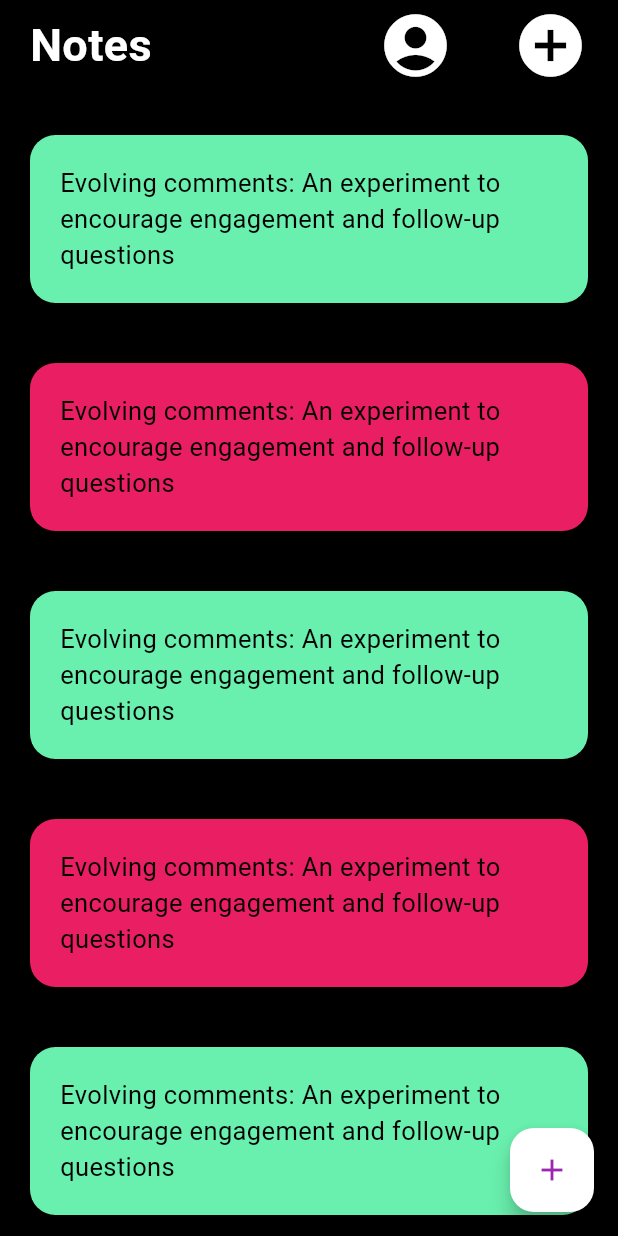
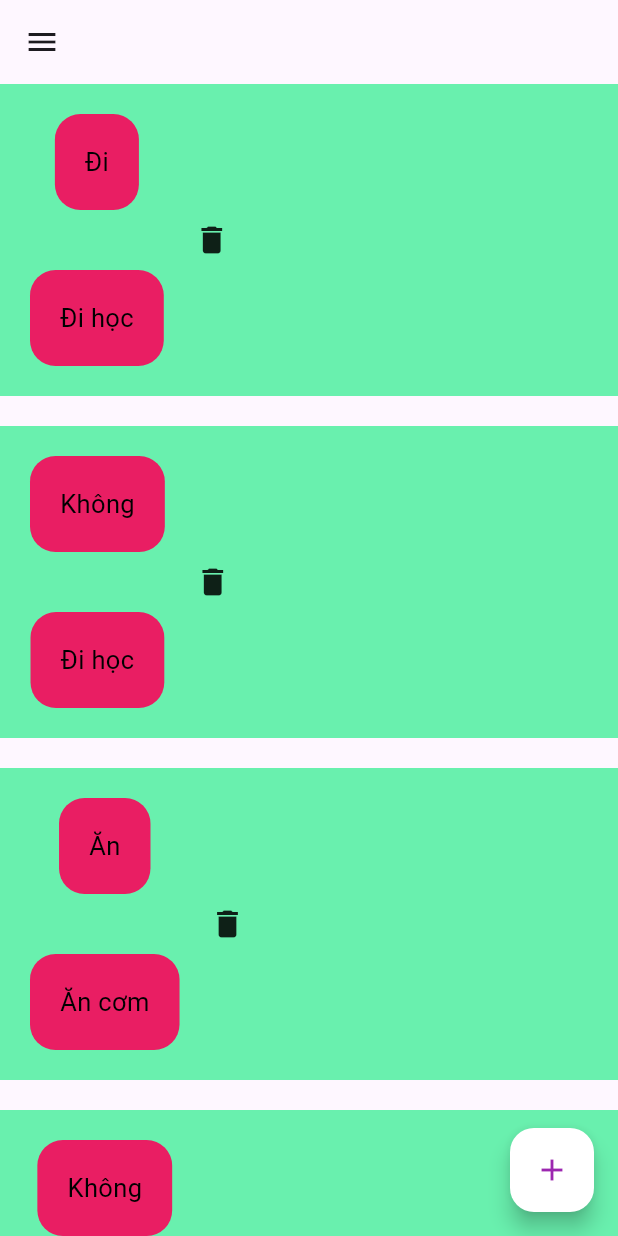
Before and after one commit to P-c0mpl3x/noteapp, a Flutter app: the screen it shows after launch, on a phone screen of 412 x 824 dp. Run offline on Flutter 3.47's test engine with Material 3 defaults, Android fonts, the light colour scheme and no system bars.

Commit message:
implement note model and update main app structure with notes display and delete functionality

```diff
--- a/lib/main.dart
+++ b/lib/main.dart
@@ -1,4 +1,6 @@
 import 'package:flutter/material.dart';
+
+import 'models/note.dart';
 
 void main() {
   runApp(const MyApp());
@@ -22,61 +24,94 @@ class HW extends StatefulWidget {
 }
 
 class _HWState extends State<HW> {
+  List<Note> notes = [
+    Note(content: 'Đi học', title: 'Đi'),
+    Note(content: 'Đi học', title: 'Không'),
+    Note(content: 'Ăn cơm', title: 'Ăn'),
+    Note(content: 'Ăn cơm', title: 'Không'),
+    Note(content: 'Đi ngủ', title: 'Ngủ'),
+    Note(content: 'Đi ngủ', title: 'Không'),
+  ];
+
+  void deleteNote(int index) {
+    notes.removeAt(index);
+    setState(() {});
+  }
+
   @override
   Widget build(BuildContext context) {
     return Scaffold(
-      body: SafeArea(
-        child: Container(
-          color: Colors.black,
-          child: SingleChildScrollView(
+      appBar: AppBar(),
+      drawer: Container(
+        color: Colors.amberAccent,
+        width: MediaQuery.of(context).size.width * 0.7,
         child: Column(
           children: [
-                SizedBox(height: 5),
             Container(
-                  height: 50,
-                  child: Row(
+              height: 200,
+              width: MediaQuery.of(context).size.width * 0.7,
+              color: Colors.white,
+              child: Column(
                 children: [
-                      Padding(
-                        padding: const EdgeInsets.only(left: 20),
-                        child: Text(
-                          'Notes',
-                          style: TextStyle(
-                            color: Colors.white,
-                            fontWeight: FontWeight.bold,
-                            fontSize: 30,
+                  SizedBox(
+                    width: 100,
+                    height: 100,
+                    child: Image(
+                      image: NetworkImage(
+                        'https://nads.1cdn.vn/2024/11/22/74da3f39-759b-4f08-8850-4c8f2937e81a-1_mangeshdes.png',
                       ),
                     ),
-                      ),
-                      Spacer(),
-                      Row(
-                        children: [
-                          Icon(
-                            Icons.account_circle_sharp,
-                            size: 50,
-                            color: Colors.white,
-                          ),
-                          SizedBox(width: 40),
-                          Icon(Icons.add_circle, size: 50, color: Colors.white),
-                          SizedBox(width: 20),
-                        ],
                   ),
                 ],
               ),
             ),
-                SizedBox(height: 15),
+          ],
+        ),
+      ),
+      body: SafeArea(
+        child: Container(
+          child: ListView.separated(
+            itemBuilder:
+                (context, index) =>
+                    buildNote(notes[index].title, notes[index].content, index),
+            separatorBuilder: (context, index) => SizedBox(height: 20),
+            itemCount: notes.length,
+          ),
+        ),
+      ),
+      floatingActionButton: FloatingActionButton(
+        onPressed: () {},
+        backgroundColor: Colors.white,
+        elevation: 6,
+        child: Icon(Icons.add, color: Colors.purple, weight: 500),
+      ),
+    );
+  }
+
+  Widget buildNote(String title, String content, int index) {
+    return Container(
+      color: Colors.greenAccent,
+      child: Row(
+        children: [
+          Column(
+            children: [
               Padding(
                 padding: const EdgeInsets.all(20),
                 child: Center(
                   child: Container(
                     decoration: BoxDecoration(
-                        color: Colors.greenAccent,
-                        borderRadius: BorderRadius.circular(17)
+                      color: Colors.pink,
+                      borderRadius: BorderRadius.circular(17),
                     ),
                     child: Padding(
                       padding: const EdgeInsets.all(20),
-                        child: Text(
-                          'Evolving comments: An experiment to encourage engagement and follow-up questions',
+                      child: Column(
+                        children: [
+                          Text(
+                            title,
                             style: TextStyle(color: Colors.black, fontSize: 17),
+                          ),
+                        ],
                       ),
                     ),
                   ),
@@ -88,121 +123,17 @@ class _HWState extends State<HW> {
                   child: Container(
                     decoration: BoxDecoration(
                       color: Colors.pink,
-                          borderRadius: BorderRadius.circular(17)
+                      borderRadius: BorderRadius.circular(17),
                     ),
                     child: Padding(
                       padding: const EdgeInsets.all(20),
-                        child: Text(
-                          'Evolving comments: An experiment to encourage engagement and follow-up questions',
+                      child: Column(
+                        children: [
+                          Text(
+                            content,
                             style: TextStyle(color: Colors.black, fontSize: 17),
                           ),
-                      ),
-                    ),
-                  ),
-                ),
-                Padding(
-                  padding: const EdgeInsets.all(20),
-                  child: Center(
-                    child: Container(
-                      decoration: BoxDecoration(
-                          color: Colors.greenAccent,
-                          borderRadius: BorderRadius.circular(17)
-                      ),
-                      child: Padding(
-                        padding: const EdgeInsets.all(20),
-                        child: Text(
-                          'Evolving comments: An experiment to encourage engagement and follow-up questions',
-                          style: TextStyle(color: Colors.black, fontSize: 17),
-                        ),
-                      ),
-                    ),
-                  ),
-                ),
-                Padding(
-                  padding: const EdgeInsets.all(20),
-                  child: Center(
-                    child: Container(
-                      decoration: BoxDecoration(
-                          color: Colors.pink,
-                          borderRadius: BorderRadius.circular(17)
-                      ),
-                      child: Padding(
-                        padding: const EdgeInsets.all(20),
-                        child: Text(
-                          'Evolving comments: An experiment to encourage engagement and follow-up questions',
-                          style: TextStyle(color: Colors.black, fontSize: 17),
-                        ),
-                      ),
-                    ),
-                  ),
-                ),
-                Padding(
-                  padding: const EdgeInsets.all(20),
-                  child: Center(
-                    child: Container(
-                      decoration: BoxDecoration(
-                          color: Colors.greenAccent,
-                          borderRadius: BorderRadius.circular(17)
-                      ),
-                      child: Padding(
-                        padding: const EdgeInsets.all(20),
-                        child: Text(
-                          'Evolving comments: An experiment to encourage engagement and follow-up questions',
-                          style: TextStyle(color: Colors.black, fontSize: 17),
-                        ),
-                      ),
-                    ),
-                  ),
-                ),
-                Padding(
-                  padding: const EdgeInsets.all(20),
-                  child: Center(
-                    child: Container(
-                      decoration: BoxDecoration(
-                          color: Colors.pink,
-                          borderRadius: BorderRadius.circular(17)
-                      ),
-                      child: Padding(
-                        padding: const EdgeInsets.all(20),
-                        child: Text(
-                          'Evolving comments: An experiment to encourage engagement and follow-up questions',
-                          style: TextStyle(color: Colors.black, fontSize: 17),
-                        ),
-                      ),
-                    ),
-                  ),
-                ),
-                Padding(
-                  padding: const EdgeInsets.all(20),
-                  child: Center(
-                    child: Container(
-                      decoration: BoxDecoration(
-                          color: Colors.greenAccent,
-                          borderRadius: BorderRadius.circular(17)
-                      ),
-                      child: Padding(
-                        padding: const EdgeInsets.all(20),
-                        child: Text(
-                          'Evolving comments: An experiment to encourage engagement and follow-up questions',
-                          style: TextStyle(color: Colors.black, fontSize: 17),
-                        ),
-                      ),
-                    ),
-                  ),
-                ),
-                Padding(
-                  padding: const EdgeInsets.all(20),
-                  child: Center(
-                    child: Container(
-                      decoration: BoxDecoration(
-                          color: Colors.pink,
-                          borderRadius: BorderRadius.circular(17)
-                      ),
-                      child: Padding(
-                        padding: const EdgeInsets.all(20),
-                        child: Text(
-                          'Evolving comments: An experiment to encourage engagement and follow-up questions',
-                          style: TextStyle(color: Colors.black, fontSize: 17),
+                        ],
                       ),
                     ),
                   ),
@@ -210,17 +141,13 @@ class _HWState extends State<HW> {
               ),
             ],
           ),
-
+          GestureDetector(
+            onTap: () {
+              deleteNote(index);
+            },
+            child: Icon(Icons.delete),
           ),
-
-        ),
-
-      ),
-      floatingActionButton: FloatingActionButton(
-        onPressed: () {},
-        backgroundColor: Colors.white,
-        elevation: 6,
-        child: Icon(Icons.add, color: Colors.purple,weight: 500,),
+        ],
       ),
     );
   }
--- /dev/null
+++ b/lib/models/note.dart
@@ -0,0 +1,6 @@
+class Note {
+  String content;
+  String title;
+
+  Note({required this.content, required this.title});
+}
```
Lines whose indentation alone changed are shown as unchanged.
